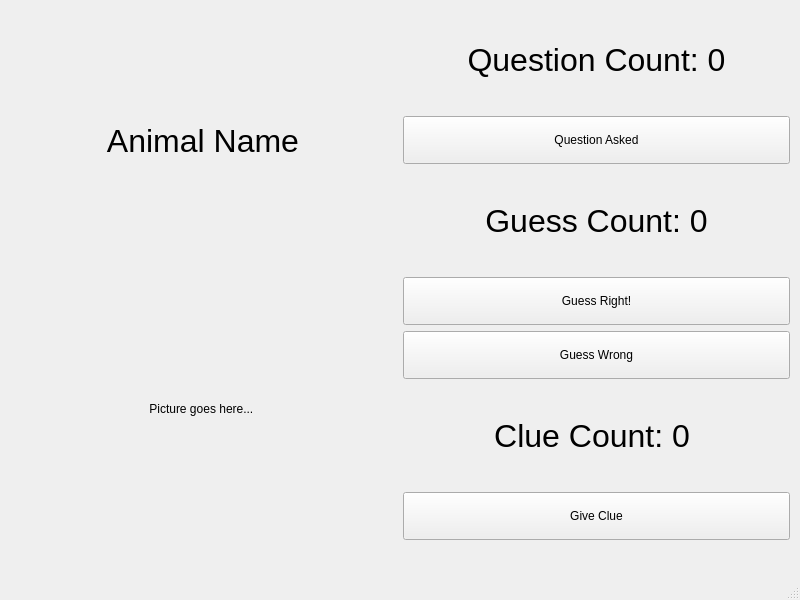
Above: mainwindow.ui from jsl4980/Guessing before the change. Below: the same form after it.
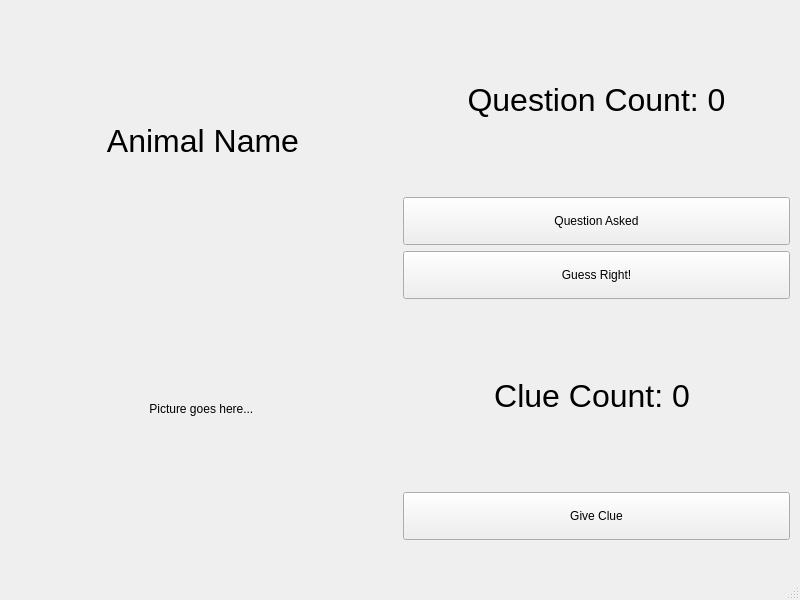
That is the form after the change. The open tabs and pages were chosen to show the change.

Commit message: Updates to add guess count.

```diff
--- a/mainwindow.ui
+++ b/mainwindow.ui
@@ -245,21 +245,6 @@
              </property>
             </widget>
            </item>
-           <item>
-            <widget class="QLabel" name="guessCount">
-             <property name="font">
-              <font>
-               <pointsize>24</pointsize>
-              </font>
-             </property>
-             <property name="text">
-              <string>Guess Count: 0</string>
-             </property>
-             <property name="alignment">
-              <set>Qt::AlignCenter</set>
-             </property>
-            </widget>
-           </item>
            <item>
             <widget class="QPushButton" name="gameOverBtn">
              <property name="minimumSize">
@@ -273,19 +258,6 @@
              </property>
             </widget>
            </item>
-           <item>
-            <widget class="QPushButton" name="guessWrongBtn">
-             <property name="minimumSize">
-              <size>
-               <width>0</width>
-               <height>48</height>
-              </size>
-             </property>
-             <property name="text">
-              <string>Guess Wrong</string>
-             </property>
-            </widget>
-           </item>
            <item>
             <widget class="QLabel" name="clueCount">
              <property name="font">
```
The commit also changes 6 other files.
